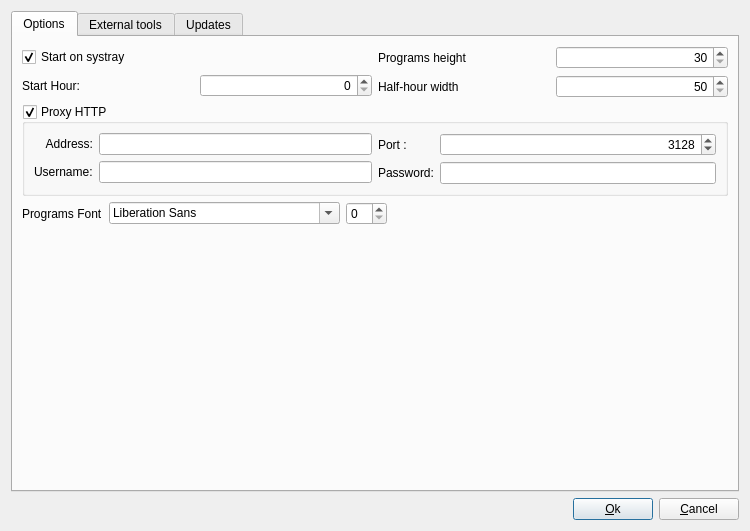
jlbrd/qmagneto, file ui/config.ui: the form before one commit.
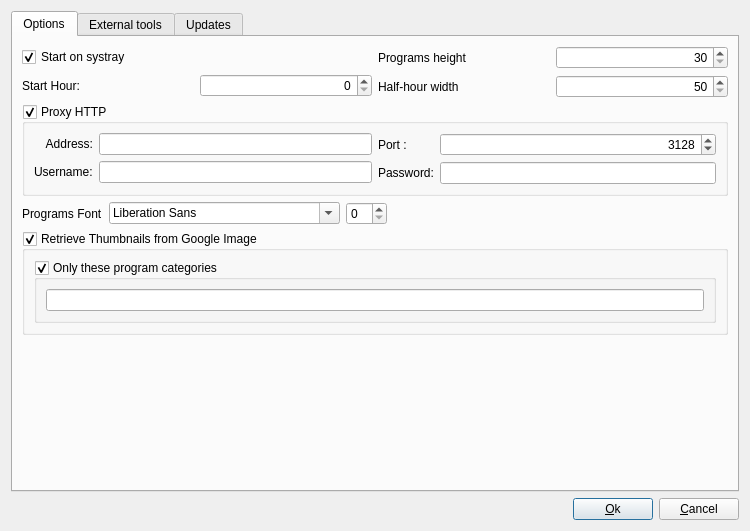
The form after the commit.

Commit message: - GoogleImage améliorations

The edit to the form file:
```diff
--- a/ui/config.ui
+++ b/ui/config.ui
@@ -319,9 +319,9 @@
          </item>
         </layout>
        </item>
-       <item row="3" column="0" >
-        <spacer name="verticalSpacer" >
-         <property name="orientation" >
+       <item row="4" column="0">
+        <spacer name="verticalSpacer">
+         <property name="orientation">
           <enum>Qt::Vertical</enum>
          </property>
          <property name="sizeHint" stdset="0" >
@@ -332,6 +332,33 @@
          </property>
         </spacer>
        </item>
+       <item row="3" column="0">
+        <widget class="QGroupBox" name="groupGoogleImage">
+         <property name="title">
+          <string>Retrieve Thumbnails from Google Image</string>
+         </property>
+         <property name="checkable">
+          <bool>true</bool>
+         </property>
+         <layout class="QGridLayout" name="gridLayout_16">
+          <item row="0" column="0">
+           <widget class="QGroupBox" name="groupGoogleImageCategories">
+            <property name="title">
+             <string>Only these program categories</string>
+            </property>
+            <property name="checkable">
+             <bool>true</bool>
+            </property>
+            <layout class="QGridLayout" name="gridLayout_17">
+             <item row="0" column="0">
+              <widget class="QLineEdit" name="googleImageCategories"/>
+             </item>
+            </layout>
+           </widget>
+          </item>
+         </layout>
+        </widget>
+       </item>
       </layout>
      </widget>
      <widget class="QWidget" name="tab_3" >
```
Left out of the diff: 591 changed lines with no effect on the pictures. The commit also changes 4 other files.
